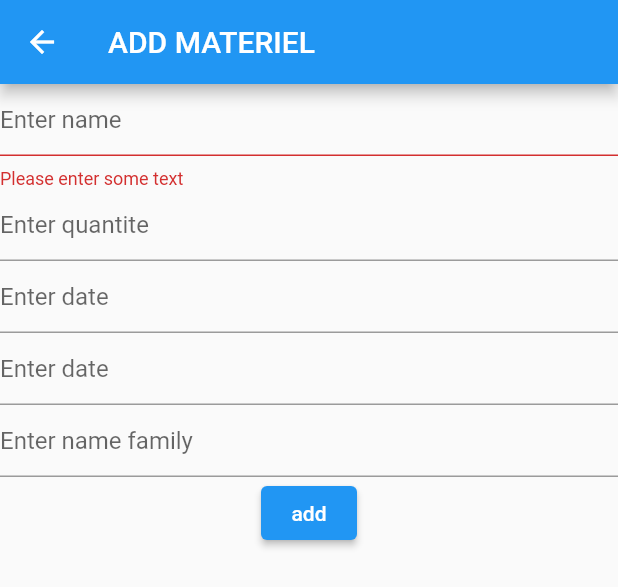
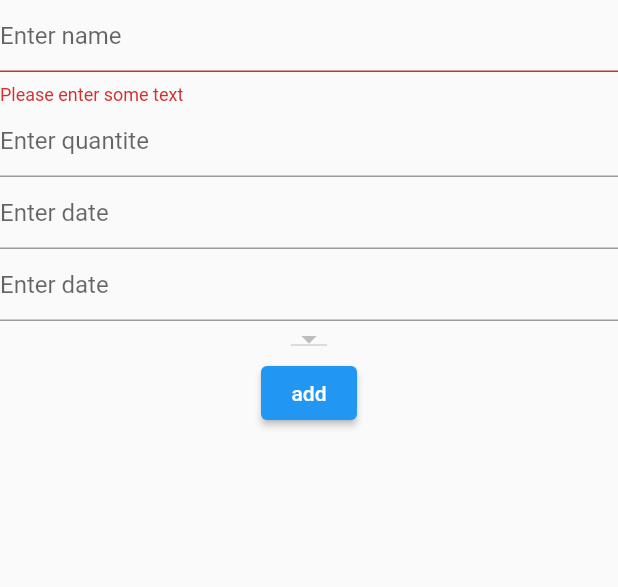
Before and after one commit to haythem33/flutter-project, a Flutter app: the AddMaterial widget shown alone on an empty page, opened directly, after a tap on "add", on a phone screen of 412 x 824 dp. Shown: the top 587 px of the screen. Run offline on Flutter 3.47's test engine with Material 2 defaults, Android fonts, the phone set to English and light mode, and no system bars; our stand-ins replace flutter_secure_storage, flutter_speed_dial, sqflite; missing offline and left inert: regexpattern; accounts and stored records are empty.

Commit message:
add family

```diff
--- a/lib/home/material/addmaterial.dart
+++ b/lib/home/material/addmaterial.dart
@@ -1,49 +1,52 @@
 import 'package:flutter/cupertino.dart';
 import 'package:flutter/material.dart';
+import 'package:frontend/models/famille.dart';
 import 'package:frontend/models/materiel.dart';
 import 'package:frontend/services/materiell/materilservice.dart';
 import 'package:frontend/services/utility/dialog.dart';
+import 'package:frontend/services/family/familyservice.dart';
 
-class AddMaterial extends StatelessWidget {
+class AddMaterial extends StatefulWidget {
   const AddMaterial({Key? key}) : super(key: key);
-
   @override
-  Widget build(BuildContext context) {
-    return Scaffold(
-        appBar: AppBar(
-          title: const Text("ADD MATERIEL"),
-        ),
-        body: const MymatState());
-  }
+  State<AddMaterial> createState() => _MymatState();
 }
 
-class MymatState extends StatefulWidget {
-  const MymatState({Key? key}) : super(key: key);
-  @override
-  State<MymatState> createState() => _MymatState();
-}
-
-class _MymatState extends State<MymatState> {
+class _MymatState extends State<AddMaterial> {
   final GlobalKey<FormState> _formKey = GlobalKey<FormState>();
   String? nomMateriel;
   int? qnt;
   DateTime? dateA;
   DateTime? dateR;
   String? nomF;
+  List<Famille>? allFamily;
 
-  get materiel => null;
-
-  DateTime? get dateAcqui => null;
-
-  DateTime? get dateRetour => null;
-
-  int? get quantite => null;
+  @override
+  void initState() {
+    super.initState();
+  }
 
   @override
   Widget build(BuildContext mycontext) {
     return Form(
         key: _formKey,
-      child: Column(
+        child: FutureBuilder<List<Famille>>(
+          future: Familyservice.getAllFamily(),
+          builder:
+              (BuildContext context, AsyncSnapshot<List<Famille>> snapshot) {
+            Widget children;
+            if (snapshot.hasData) {
+              children = DropdownButton<String>(
+                  items: snapshot.data!.map((e) {
+                return DropdownMenuItem<String>(
+                  value: e.familyname,
+                  child: Text(e.familyname!),
+                );
+              }).toList());
+            } else {
+              children = const Text('No FAMILY');
+            }
+            return Column(
               crossAxisAlignment: CrossAxisAlignment.center,
               children: <Widget>[
                 TextFormField(
@@ -54,7 +57,6 @@ class _MymatState extends State<MymatState> {
                     if (value == null || value.isEmpty) {
                       return 'Please enter some text';
                     }
-
                     setState(() {
                       nomMateriel = value;
                     });
@@ -82,7 +84,6 @@ class _MymatState extends State<MymatState> {
                     if (value == null) {
                       return 'Please enter some text';
                     }
-
                     setState(() {
                       dateA = value as DateTime?;
                     });
@@ -102,36 +103,16 @@ class _MymatState extends State<MymatState> {
                     });
                   },
                 ),
-          TextFormField(
-            decoration: const InputDecoration(
-              hintText: 'Enter name family',
-            ),
-            validator: (String? value) {
-              if (value == null || value.isEmpty) {
-                return 'Please enter some text';
-              }
-
-              setState(() {
-                nomF = value;
-              });
-            },
-          ),
+                children,
                 ElevatedButton(
                   child: const Text('add'),
                   onPressed: () async {
-              if (_formKey.currentState!.validate()) {
-                final bool state = await materielservice.add(Materiel.instance(
-                    nomMateriel, quantite, dateAcqui, dateRetour, nomF));
-                if (state) {
-                  await MyDialog.fullDialog(context, "MATERIEL ADDED ");
-                  return;
-                }
-                await MyDialog.fullDialog(context, "BAD INFORMATION");
-              }
+                    if (_formKey.currentState!.validate()) {}
                   },
                 ),
               ],
-      ),
             );
+          },
+        ));
   }
 }
--- /dev/null
+++ b/lib/models/famille.dart
@@ -0,0 +1,16 @@
+class Famille {
+  String? familyname;
+  Famille({required this.familyname});
+
+  Map<String, dynamic> toMap() {
+    return {
+      'familyname': familyname,
+    };
+  }
+
+  static Famille fromMap(Map<String, dynamic> json) {
+    return Famille(
+      familyname: json['familyname'],
+    );
+  }
+}
--- a/lib/models/materiel.dart
+++ b/lib/models/materiel.dart
@@ -10,8 +10,7 @@ class Materiel {
       required this.dateAcqui,
       required this.dateRetour,
       required this.nomF});
-  Materiel.instance(this.nomMateriel, this.quantite, this.dateAcqui,
-      this.dateRetour, this.nomF);
+
   Map<String, dynamic> toMap() {
     return {
       'nomMateriel': nomMateriel,
--- a/lib/services/config/database_connection.dart
+++ b/lib/services/config/database_connection.dart
@@ -27,8 +27,9 @@ class Mydatabase {
     ''');
     await db.execute('''CREATE TABLE FAMILY (
       id INTEGER PRIMARY KEY AUTOINCREMENT,
-      familyname TEXT NOT NULL,
-      )''');
+      familyname TEXT NOT NULL
+      )
+      ''');
     await db.execute('''CREATE TABLE MATERIEL (
       id INTEGER PRIMARY KEY AUTOINCREMENT,
       nomMateriel TEXT NOT NULL,
@@ -36,7 +37,8 @@ class Mydatabase {
       dateAcquisition DATE,
       dateRetour DATE,
       nomF TEXT NOT NULL,
-      FORIEGN KEY(nomF)REFERENCES FAMILY(familyname)
-      )''');
+      FOREIGN KEY(nomF) REFERENCES FAMILY(familyname)
+      )
+      ''');
   }
 }
--- a/lib/services/family/familyservice.dart
+++ b/lib/services/family/familyservice.dart
@@ -1,19 +1,25 @@
-import 'package:frontend/models/Famille.dart';
+import 'package:frontend/models/famille.dart';
 import 'package:frontend/services/config/database_connection.dart';
 import 'package:sqflite/sqlite_api.dart';
-import 'package:flutter_secure_storage/flutter_secure_storage.dart';
 
-// ignore: camel_case_types
-class familyservice {
-  static const storage = FlutterSecureStorage();
+class Familyservice {
   static Future<bool> add(Famille fam) async {
     Database db = await Mydatabase.getDatabase();
-    List<Map> _user = await db
-        .query("FAMILY", where: "familyname = ?", whereArgs: [fam.nomFamille]);
-    if (_user.isEmpty) {
+    List<Map> family = await db
+        .query("FAMILY", where: "familyname = ?", whereArgs: [fam.familyname]);
+    if (family.isEmpty) {
+      print(fam.toMap());
       await db.insert("FAMILY", fam.toMap());
       return true;
     }
     return false;
   }
+
+  static Future<List<Famille>> getAllFamily() async {
+    Database db = await Mydatabase.getDatabase();
+    List<Map<String, Object?>> mapFamilly = await db.query("FAMILY");
+    List<Famille> allFamilly = [];
+    mapFamilly.forEach((element) => allFamilly.add(Famille.fromMap(element)));
+    return allFamilly;
+  }
 }
--- a/lib/services/materiell/materilservice.dart
+++ b/lib/services/materiell/materilservice.dart
@@ -3,9 +3,7 @@ import 'package:frontend/models/materiel.dart';
 import 'package:frontend/services/config/database_connection.dart';
 import 'package:sqflite/sqflite.dart';
 
-// ignore: camel_case_types
-class materielservice {
-  static const storage = FlutterSecureStorage();
+class Materielservice {
   static Future<bool> add(Materiel mat) async {
     Database db = await Mydatabase.getDatabase();
     List<Map> _user = await db.query("MATERIEL",
```
Also changed, not shown: lib/home/family/addfamily.dart (+9 -24 lines), lib/models/Famille.dart (deleted, +0 -17 lines). Lines whose indentation alone changed are shown as unchanged.
